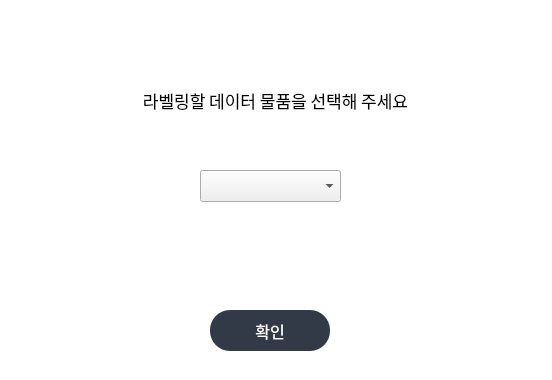
Qt form gui/label_dialog.ui (Meawcat/CheckMate) before a commit.
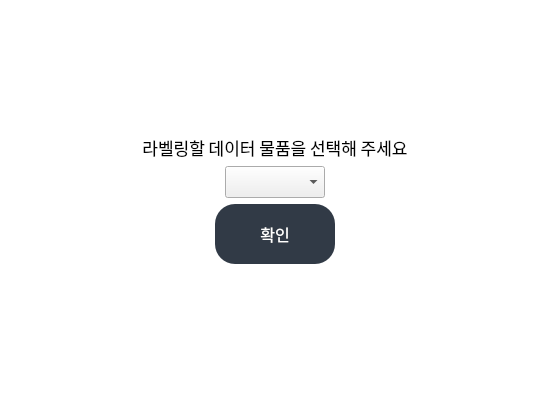
The same form after that commit.

What changed in the file:
```diff
--- a/gui/label_dialog.ui
+++ b/gui/label_dialog.ui
@@ -6,8 +6,8 @@
    <rect>
     <x>0</x>
     <y>0</y>
-    <width>552</width>
-    <height>380</height>
+    <width>550</width>
+    <height>400</height>
    </rect>
   </property>
   <property name="windowTitle">
@@ -30,15 +30,11 @@
 	color:  #fff;
 }</string>
   </property>
+  <layout class="QVBoxLayout" name="verticalLayout_2">
+   <item>
+    <layout class="QVBoxLayout" name="verticalLayout">
+     <item alignment="Qt::AlignHCenter">
   <widget class="QLabel" name="label_label">
-   <property name="geometry">
-    <rect>
-     <x>20</x>
-     <y>80</y>
-     <width>511</width>
-     <height>41</height>
-    </rect>
-   </property>
    <property name="sizePolicy">
     <sizepolicy hsizetype="Fixed" vsizetype="Fixed">
      <horstretch>0</horstretch>
@@ -60,15 +56,9 @@
     <set>Qt::AlignCenter</set>
    </property>
   </widget>
+     </item>
+     <item alignment="Qt::AlignHCenter">
   <widget class="QComboBox" name="item_combo">
-   <property name="geometry">
-    <rect>
-     <x>200</x>
-     <y>170</y>
-     <width>141</width>
-     <height>32</height>
-    </rect>
-   </property>
    <property name="sizePolicy">
     <sizepolicy hsizetype="Preferred" vsizetype="Fixed">
      <horstretch>0</horstretch>
@@ -85,15 +75,9 @@
     <enum>Qt::LeftToRight</enum>
    </property>
   </widget>
+     </item>
+     <item alignment="Qt::AlignHCenter">
   <widget class="QPushButton" name="label_button">
-   <property name="geometry">
-    <rect>
-     <x>210</x>
-     <y>310</y>
-     <width>120</width>
-     <height>41</height>
-    </rect>
-   </property>
    <property name="maximumSize">
     <size>
      <width>120</width>
@@ -119,6 +103,10 @@
     <string>확인</string>
    </property>
   </widget>
+     </item>
+    </layout>
+   </item>
+  </layout>
  </widget>
  <resources/>
  <connections/>
```
Lines whose indentation alone changed are shown as unchanged.
